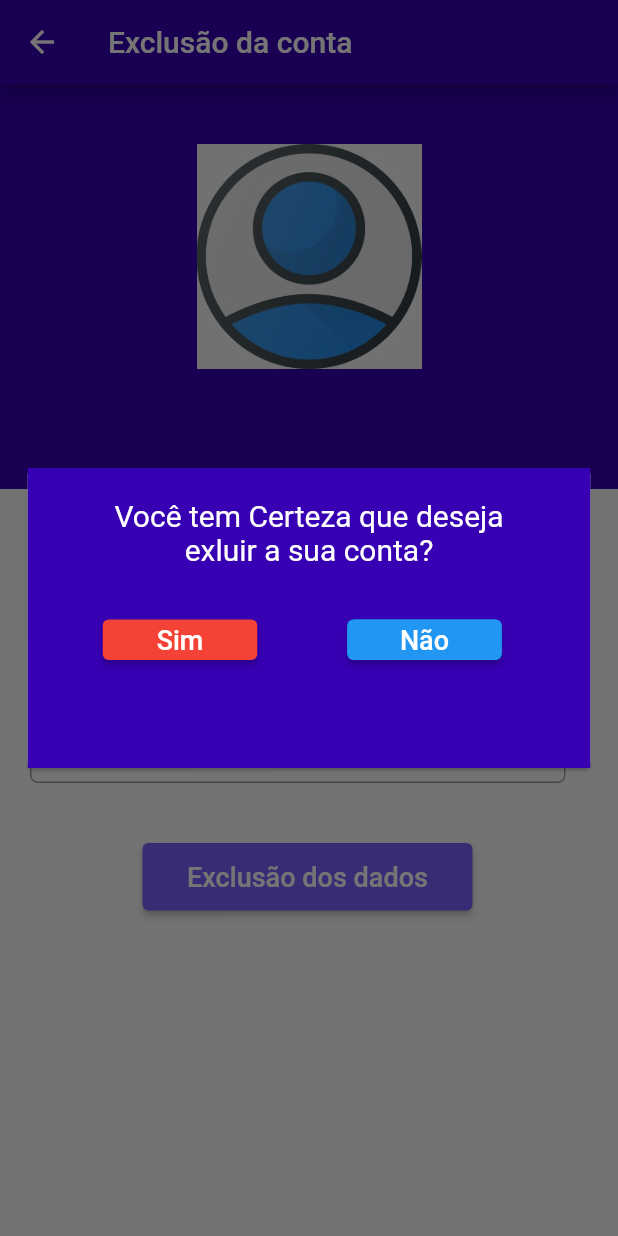
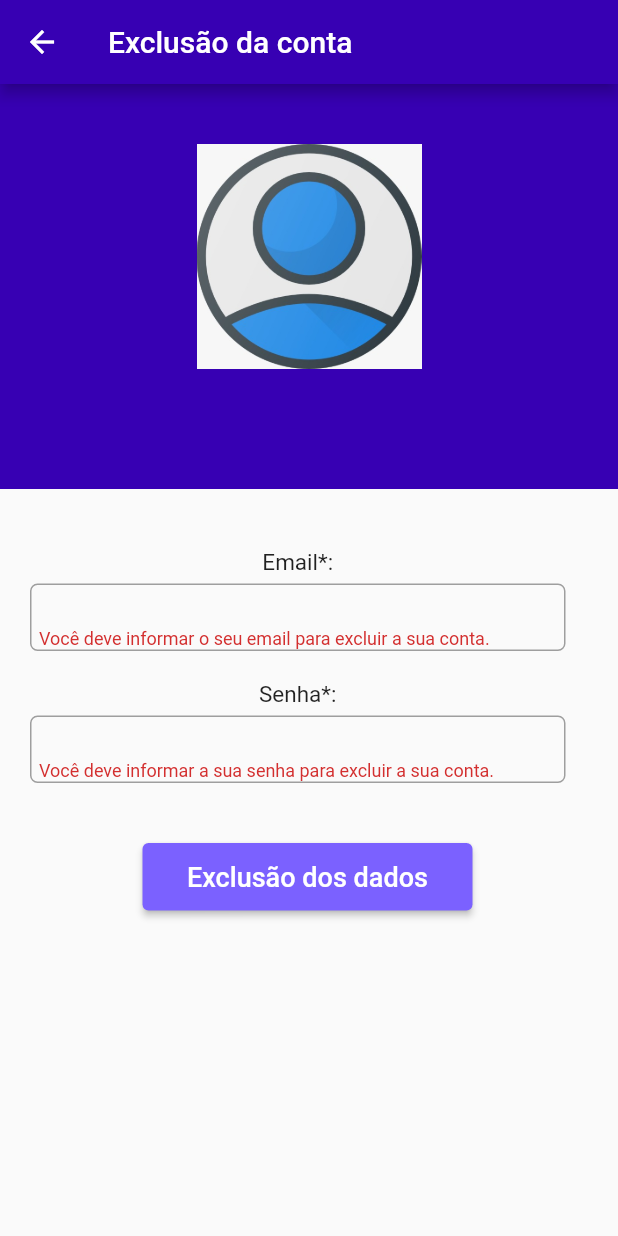
Before and after one commit to MathMedrado/procure_aqui, a Flutter app: the UserProfileExclusion screen opened directly with empty values, after a tap on "Exclusão dos dados", on a phone screen of 412 x 824 dp. Run offline on Flutter 3.47's test engine with Material 2 defaults, Android fonts, the phone set to English and light mode, and no system bars; our stand-ins replace shared_preferences; missing offline and left inert: app_bar_with_search_switch, flutter_barcode_scanner; accounts and stored records are empty; network calls fail.

Commit message:
varias coisas

```diff
--- a/frontend/procure_aqui/lib/components/smallDropDown.dart
+++ b/frontend/procure_aqui/lib/components/smallDropDown.dart
@@ -19,8 +19,8 @@ class smallDropDown extends StatelessWidget {
           width: 160,
           margin: EdgeInsets.only(left: 30),
           child: DropdownButtonFormField(items: const [
-            DropdownMenuItem(child: Text('Masculino'),value: "Masculino"),
-            DropdownMenuItem(child: Text('Feminino'),value: "Feminino"),
+            DropdownMenuItem(child: Text('Masculino'),value: "masculine"),
+            DropdownMenuItem(child: Text('Feminino'),value: "feminine"),
           ],
           // value: _sexDropDownValue,
           // onChanged: sexDropDownHandler,
--- a/frontend/procure_aqui/lib/pages/UserProfile.dart
+++ b/frontend/procure_aqui/lib/pages/UserProfile.dart
@@ -111,7 +111,7 @@ class _UserProfilePageState extends State<UserProfilePage> {
                     ],
                   ),
                   userInputButton(Color(0xFF7B61FF), 'Atualizar Dados', (){
-                    Navigator.of(context).pushNamed('/UserEditProfile');
+                    Navigator.of(context).pushNamed('/UserEditProfile', arguments: snapshot.data!);
                   }),
                   userInputButton(Color(0xFFadd8e6), 'Sair da conta', () async {
                     bool leave = await logout();
--- a/frontend/procure_aqui/lib/pages/UserProfileExclusion.dart
+++ b/frontend/procure_aqui/lib/pages/UserProfileExclusion.dart
@@ -1,6 +1,10 @@
+import 'dart:convert';
+
 import 'package:flutter/material.dart';
 import 'package:procure_aqui/models/user.dart';
 import 'package:procure_aqui/components/userPhoto.dart';
+import 'package:http/http.dart' as http;
+import 'package:crypto/crypto.dart';
 
 class UserProfileExclusion extends StatefulWidget {
   const UserProfileExclusion( {required this.user, super.key});
@@ -18,6 +22,9 @@ class _UserProfileExclusionState extends State<UserProfileExclusion> {
   final passwordController = TextEditingController();
   String? email;
   String? password;
+  final GlobalKey<FormState> _formKey = GlobalKey<FormState>();
+  final snackBar = SnackBar(content: Text('O password informado é inválido!', textAlign: TextAlign.center), backgroundColor: Colors.red,);
+
 
   _submitExclusion(){
     email = emailController.text;
@@ -54,8 +61,8 @@ class _UserProfileExclusionState extends State<UserProfileExclusion> {
                 children: [
                   Container(
                     margin: EdgeInsets.only(left: 30, top: 35),
-                    width: 103,
-                    height: 27,
+                    width: 110,
+                    height: 32,
                     decoration: BoxDecoration(
                       borderRadius: BorderRadius.all(Radius.circular(5)),
                     ),
@@ -70,15 +77,20 @@ class _UserProfileExclusionState extends State<UserProfileExclusion> {
                           fontSize: 18
                         ),
                       ),
-                      onPressed: (){
-                        Navigator.of(context).pop();
+                      onPressed: () async {
+                        var url = Uri.parse('http://10.0.2.2:8000/users/${widget.user.getId}/');
+                        var response = await http.delete(url);
+                        print(response.body);
+                        if(response.statusCode == 204){
+                        Navigator.of(context).popAndPushNamed('/');
+                        }
                       },
                     ),
                   ),
                   Container(
                     margin: EdgeInsets.only(left: 60, top: 35),
-                    width: 103,
-                    height: 27,
+                    width: 110,
+                    height: 32,
                     decoration: BoxDecoration(
                       borderRadius: BorderRadius.all(Radius.circular(5)),
                       color: Colors.blue
@@ -92,11 +104,10 @@ class _UserProfileExclusionState extends State<UserProfileExclusion> {
                           fontSize: 18
                         ),
                       ),
-                      onPressed: (){
+                      onPressed: () async {
                         Navigator.of(context).pop();
                       }
                     ),
-
                   )
                 ],
               )
@@ -137,6 +148,10 @@ class _UserProfileExclusionState extends State<UserProfileExclusion> {
                   ],
                 ),
               ),
+              Form(
+                key: _formKey,
+                child: Column(
+                children: [
                   Container(
                       margin: EdgeInsets.only(left: 20, top: 40),
                       child: Text(
@@ -155,8 +170,19 @@ class _UserProfileExclusionState extends State<UserProfileExclusion> {
                           borderRadius: BorderRadius.all(Radius.circular(5)),
                           border: Border.all(color: Colors.grey)
                       ),
-              child: TextField(
+                      child: TextFormField(
                         controller: emailController,
+                        validator: (value) {
+                          if(value!.isEmpty){
+                            return 'Você deve informar o seu email para excluir a sua conta.';
+                          }
+                          if(value! != widget.user.getEmail){
+                            return "O email digitado é diferente do email que está logado.";
+                          }
+                        },
+                        onSaved: (value){
+                          email = value;
+                        },
                         decoration: InputDecoration(
                           border: InputBorder.none,
                         ),
@@ -181,8 +207,13 @@ class _UserProfileExclusionState extends State<UserProfileExclusion> {
                           borderRadius: BorderRadius.all(Radius.circular(5)),
                           border: Border.all(color: Colors.grey)
                       ),
-               child: TextField(
+                      child: TextFormField(
                         controller: passwordController,
+                        validator: (value){
+                          if(value!.isEmpty){
+                            return 'Você deve informar a sua senha para excluir a sua conta.';
+                          }
+                        },
                         obscureText: true,
                         style: TextStyle(
                             fontSize: 18
@@ -191,6 +222,9 @@ class _UserProfileExclusionState extends State<UserProfileExclusion> {
                           border: InputBorder.none,
                         ),
                       )
+                  ),
+                ],
+              ),
             ),
             Container(
               width: 220,
@@ -206,7 +240,20 @@ class _UserProfileExclusionState extends State<UserProfileExclusion> {
                     fontSize: 18
                   ),
                   ),
-                onPressed: () => _dialogBuilder(context)
+                onPressed: () {
+                  if(_formKey.currentState!.validate()) {
+                    print(password);
+                    var passwordInBytes = utf8.encode(password!);
+                    var value = sha256.convert(passwordInBytes);
+                    if(value == widget.user.getPassword){
+                      _dialogBuilder(context);
+                    }
+                    else{
+                      ScaffoldMessenger.of(context).showSnackBar(snackBar);
+                    }
+                  }
+
+                }
               ),
             ),
           ],
--- a/frontend/procure_aqui/pubspec.yaml
+++ b/frontend/procure_aqui/pubspec.yaml
@@ -35,6 +35,7 @@ dependencies:
   flutter_barcode_scanner: ^2.0.0
   http: ^0.12.2
   shared_preferences: ^2.0.6
+  crypto: ^3.0.2
 
 
 
```
Also changed, not shown: frontend/procure_aqui/lib/pages/HomePage.dart (+1 -16 lines), frontend/procure_aqui/lib/pages/UserFormPage.dart (+18 -6 lines), frontend/procure_aqui/lib/pages/appHome.dart (+36 -2 lines), frontend/procure_aqui/lib/pages/productRegistrationPage.dart (+28 -10 lines), frontend/procure_aqui/lib/pages/userEditProfile.dart (+20 -28 lines), frontend/procure_aqui/lib/route_generator.dart (+12 -2 lines), frontend/procure_aqui/pubspec.lock. Lines whose indentation alone changed are shown as unchanged.
